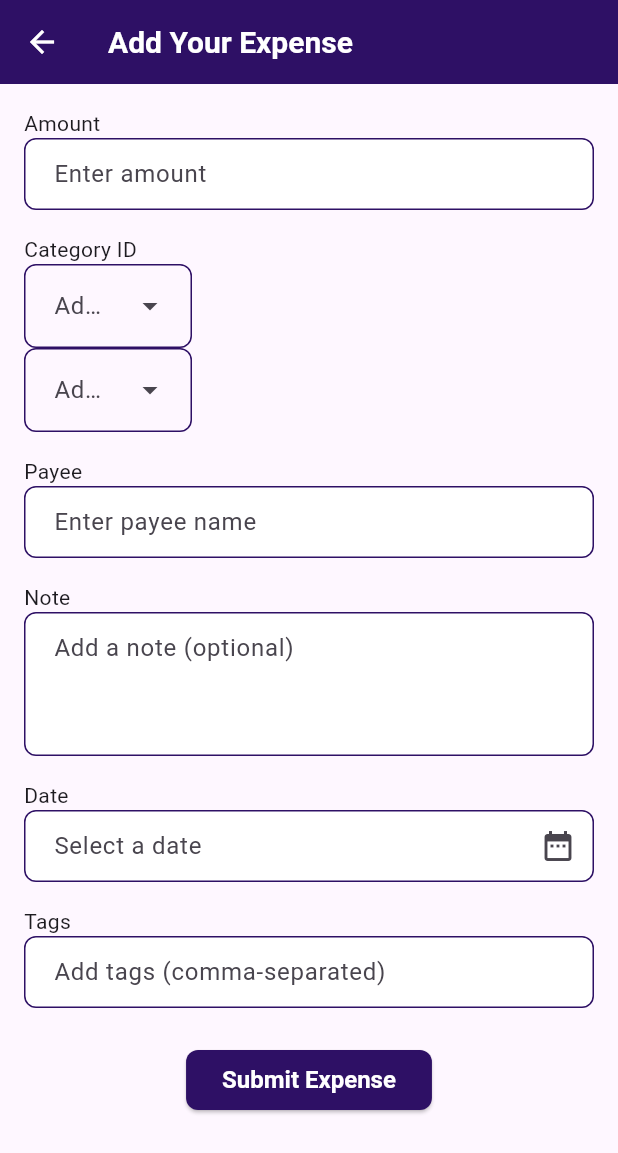
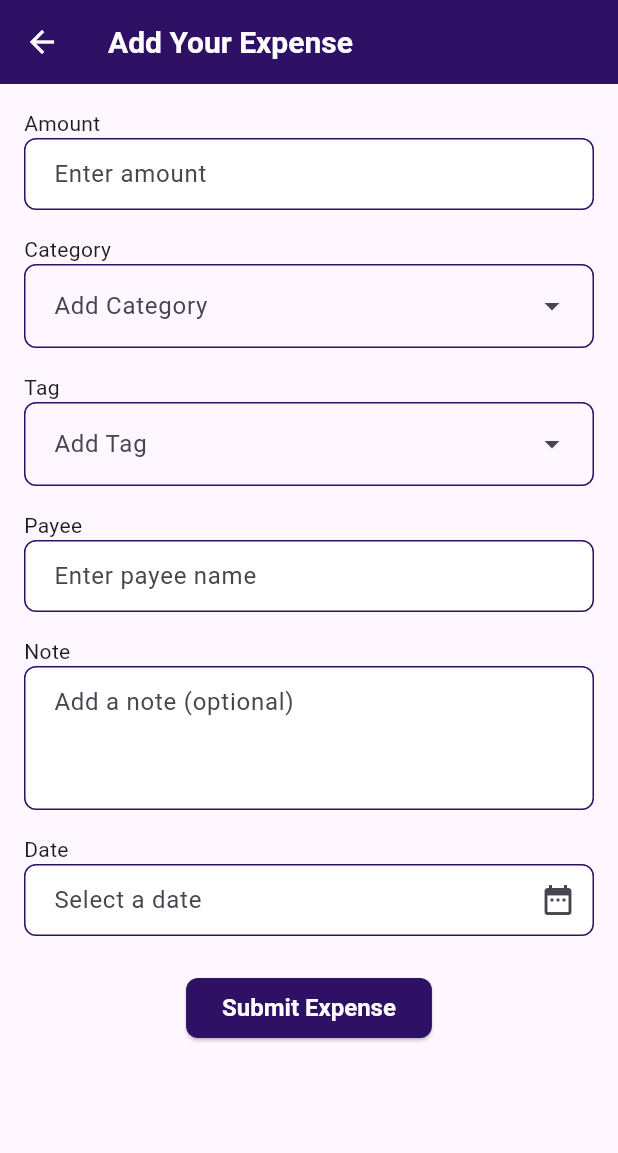
Before and after one commit to M-Saad-0/flutter_projects, a Flutter app: the AddExpensePage screen opened directly, on a phone screen of 412 x 824 dp. Shown: the top 1153 px of the screen. Run offline on Flutter 3.47's test engine with Material 3 defaults, Android fonts, the phone set to English and light mode, and no system bars; our stand-ins replace bloc, carousel_slider, cloud_firestore, equatable, firebase_auth, firebase_core and 14 more; missing offline and left inert: file_selector, syncfusion_flutter_pdf; accounts and stored records are empty; generated files the repository leaves out were written again; project files that could hold a hidden picture were left out.

Commit message:
added some things

```diff
--- a/expanse_manager/lib/main.dart
+++ b/expanse_manager/lib/main.dart
@@ -4,8 +4,10 @@ import 'package:flutter/material.dart';
 import 'package:localstorage/localstorage.dart';
 import 'package:provider/provider.dart';
 
-void main() {
-  initLocalStorage();
+void main()async {
+  WidgetsFlutterBinding.ensureInitialized();
+  await initLocalStorage();
+
   runApp(
     MultiProvider(
       providers: [
--- a/expanse_manager/lib/pages/add_expense_page.dart
+++ b/expanse_manager/lib/pages/add_expense_page.dart
@@ -41,8 +41,9 @@ class _AddExpensePageState extends State<AddExpensePage> {
                 ),
               ),
               const SizedBox(height: 16),
-              const Text("Category ID"),
+              const Text("Category"),
               DropdownMenu(
+                width: MediaQuery.sizeOf(context).width-32,
                   hintText: "Add Category",
                   controller: _categoryIdController,
                   dropdownMenuEntries: Provider.of<ExpenseProvider>(context)
@@ -50,7 +51,10 @@ class _AddExpensePageState extends State<AddExpensePage> {
                       .map((e) => DropdownMenuEntry(
                           value: e.categoryName, label: e.categoryName))
                       .toList()),
+                      const SizedBox(height: 16),
+              const Text("Tag"),
               DropdownMenu(
+                width: MediaQuery.sizeOf(context).width-32,
                   hintText: "Add Tag",
                   controller: _tagController,
                   dropdownMenuEntries: Provider.of<ExpenseProvider>(context)
@@ -93,15 +97,7 @@ class _AddExpensePageState extends State<AddExpensePage> {
                   border: const OutlineInputBorder(),
                 ),
               ),
-              const SizedBox(height: 16),
-              const Text("Tags"),
-              TextField(
-                controller: _tagController,
-                decoration: const InputDecoration(
-                  hintText: "Add tags (comma-separated)",
-                  border: OutlineInputBorder(),
-                ),
-              ),
+
               const SizedBox(height: 24),
               Center(
                 child: ElevatedButton(
--- a/time_tracking_app/lib/main.dart
+++ b/time_tracking_app/lib/main.dart
@@ -4,8 +4,8 @@ import 'package:provider/provider.dart';
 import 'package:time_tracking_app/pages/home_page.dart';
 import 'package:time_tracking_app/providers/time_entry_provider.dart';
 
-void main() {
-  initLocalStorage();
+void main() async{
+ await initLocalStorage();
   runApp(
     MultiProvider(
       providers: [
```
Also changed, not shown: expanse_manager/lib/pages/home_page.dart (+35 -17 lines).
